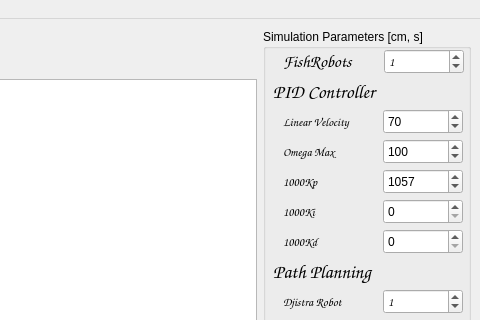
This is swarminterface.ui in gribovskiy/FishSwarm as Qt 5 draws it before an edit; both pictures show x 302 to 782 and y 0 to 320 of the 782 by 712 pixel window. The edited form follows.
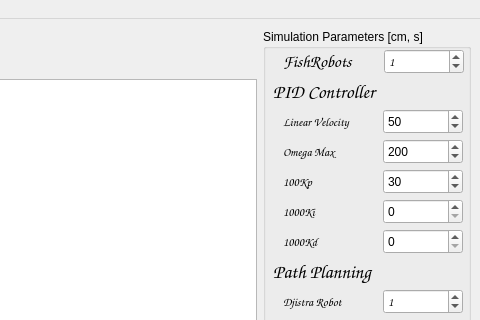
This is the edited form.

Diff of the .ui file:
```diff
--- a/swarminterface.ui
+++ b/swarminterface.ui
@@ -194,7 +194,7 @@
         <number>1000</number>
        </property>
        <property name="value">
-        <number>70</number>
+        <number>50</number>
        </property>
       </widget>
       <widget class="QSpinBox" name="ArenaLengthSpinBox">
@@ -465,7 +465,7 @@
         <number>1000</number>
        </property>
        <property name="value">
-        <number>100</number>
+        <number>200</number>
        </property>
       </widget>
       <widget class="QSpinBox" name="KpSpinBox">
@@ -493,7 +493,7 @@
         <number>1</number>
        </property>
        <property name="value">
-        <number>1057</number>
+        <number>30</number>
        </property>
       </widget>
       <widget class="QLabel" name="KpLabel">
@@ -511,7 +511,7 @@
         </font>
        </property>
        <property name="text">
-        <string>1000Kp</string>
+        <string>100Kp</string>
        </property>
       </widget>
       <widget class="QSpinBox" name="KiSpinBox">
```
Left out of the diff: 6 changed lines with no effect on the pictures.
